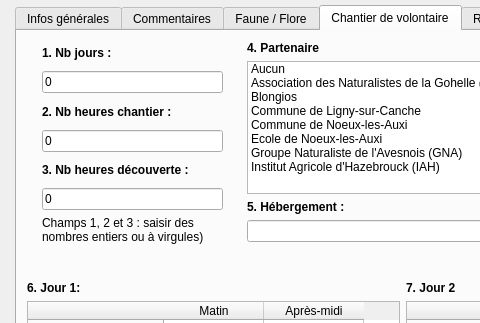
Before: the Qt Designer form ui_bdtravaux_sortie.ui in VincentD/bdtravaux, drawn with Qt 5; both pictures show x 0 to 480 and y 0 to 323 of the 811 by 681 pixel window.
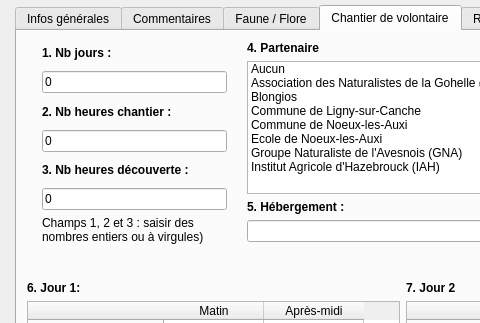
After: the same form once the commit is applied. The open tabs and pages were chosen to show the change.

```diff
--- a/ui_bdtravaux_sortie.ui
+++ b/ui_bdtravaux_sortie.ui
@@ -703,7 +703,7 @@
       <rect>
        <x>25</x>
        <y>10</y>
-       <width>181</width>
+       <width>185</width>
        <height>203</height>
       </rect>
      </property>
```
